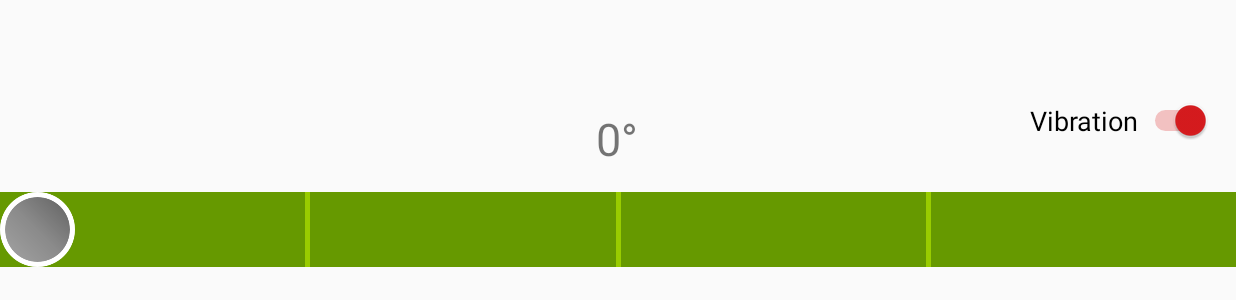
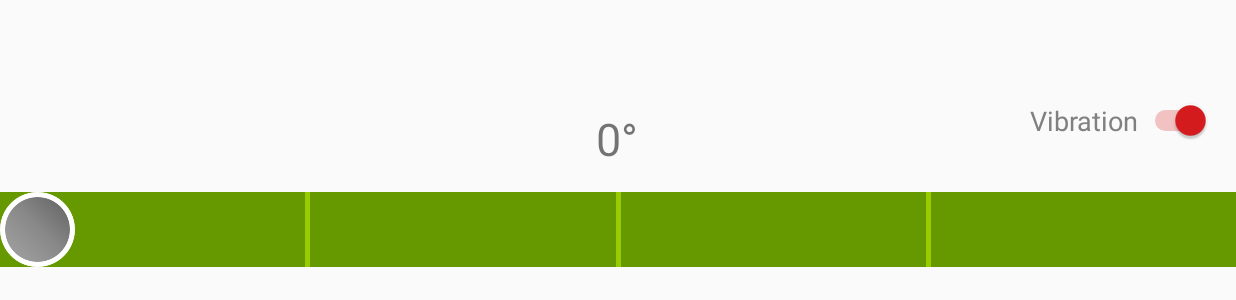
Before and after one commit to mu1664al-s/MAMN01-SensorTest, an Android app: the AccelerometerActivity screen opened directly, with no data from a screen before it, on a phone screen of 824 x 412 dp (held sideways). Shown: the part 250-550 px from the top of the screen. Run offline under Robolectric (Android 15) with nearby library versions, the phone set to English and light mode, and no system bars.

Commit message:
Tiny fix

```diff
--- a/app/src/main/res/layout/activity_accelerometer.xml
+++ b/app/src/main/res/layout/activity_accelerometer.xml
@@ -148,6 +148,7 @@
         android:layout_marginBottom="8dp"
         android:checked="true"
         android:text="Vibration"
+        android:textColor="#808080"
         android:textSize="18sp"
         app:layout_constraintBottom_toTopOf="@+id/linearLayout4"
         app:layout_constraintEnd_toEndOf="parent"
```
